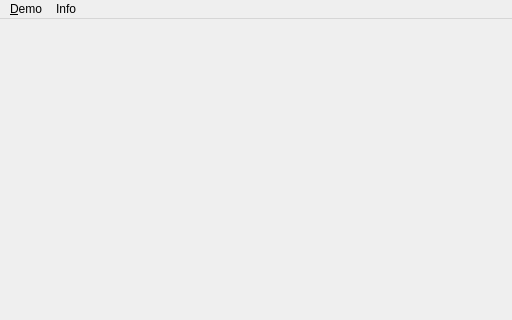
Qt form src/mainwindow.ui (FrancoisGaits/IIG3D) before a commit; both pictures show x 0 to 512 and y 0 to 320 of the 512 by 512 pixel window.
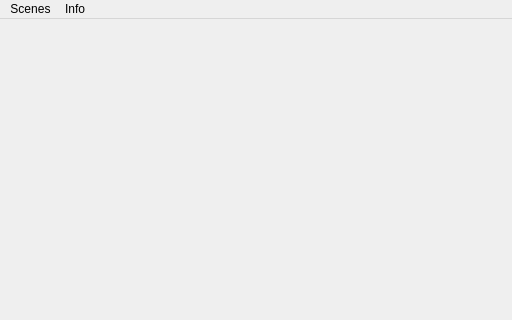
The same form after that commit.

Commit message: renaming demo -> scenes

The edit to the form file:
```diff
--- a/src/mainwindow.ui
+++ b/src/mainwindow.ui
@@ -36,7 +36,7 @@
    </widget>
    <widget class="QMenu" name="menu_Demo">
     <property name="title">
-     <string>&amp;Demo</string>
+     <string>Scenes</string>
     </property>
     <addaction name="actionClear"/>
     <addaction name="actionUV_Sphere"/>
```
